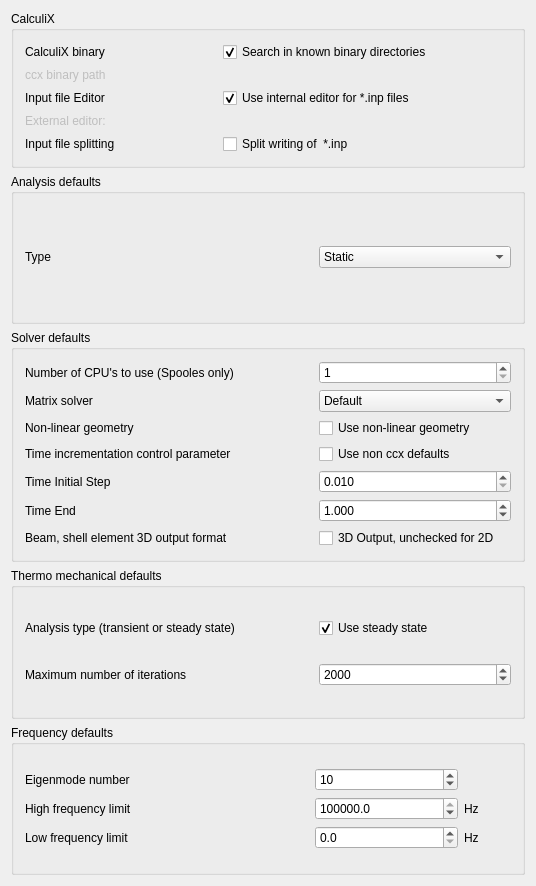
The window that src/Mod/Fem/Gui/DlgSettingsFemCcx.ui (southseact-3d/fcd) describes before a commit, drawn with Qt 5.
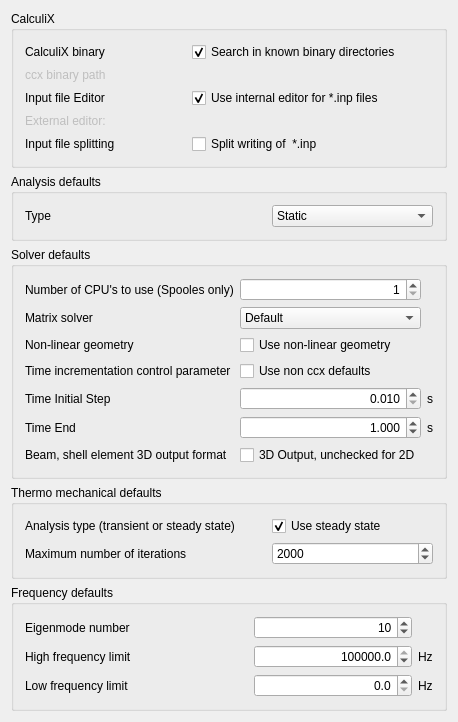
The same window after the commit. Icons and pictures are not drawn. Custom widgets are drawn as their Qt base class.

Commit message:
[FEM] add missing preferences settings
- since 0.19 we support to check meshes
- since 0.20 we support buckling

- also revise dialog to get rid of arbitrary limits etc.

Diff of the .ui file:
```diff
--- a/src/Mod/Fem/Gui/DlgSettingsFemCcx.ui
+++ b/src/Mod/Fem/Gui/DlgSettingsFemCcx.ui
@@ -6,16 +6,14 @@
    <rect>
     <x>0</x>
     <y>0</y>
-    <width>536</width>
-    <height>886</height>
+    <width>425</width>
+    <height>622</height>
    </rect>
   </property>
   <property name="windowTitle">
    <string>CalculiX</string>
   </property>
-  <layout class="QGridLayout" name="gridLayout_4">
-   <item row="0" column="0">
-    <layout class="QVBoxLayout" name="verticalLayout">
+  <layout class="QVBoxLayout" name="verticalLayout_2">
      <item>
       <widget class="QGroupBox" name="gb_01_ccx_param">
        <property name="sizePolicy">
@@ -271,15 +269,8 @@
        </property>
        <layout class="QHBoxLayout" name="horizontalLayout_1">
         <item>
-         <layout class="QGridLayout" name="gl_solver" columnstretch="3,2">
-          <item row="4" column="0">
-           <widget class="QLabel" name="l_use_iterations_param">
-            <property name="text">
-             <string>Time incrementation control parameter</string>
-            </property>
-           </widget>
-          </item>
-          <item row="4" column="1">
+       <layout class="QGridLayout" name="gl_solver" columnstretch="3,2,0,0">
+        <item row="4" column="2">
            <widget class="Gui::PrefCheckBox" name="cb_use_iterations_param">
             <property name="text">
              <string>Use non ccx defaults</string>
@@ -295,7 +286,60 @@
             </property>
            </widget>
           </item>
-          <item row="2" column="1">
+        <item row="2" column="0">
+         <widget class="QLabel" name="l_non_lin_geom">
+          <property name="text">
+           <string>Non-linear geometry</string>
+          </property>
+         </widget>
+        </item>
+        <item row="5" column="2">
+         <widget class="Gui::PrefDoubleSpinBox" name="dsb_ccx_initial_time_step">
+          <property name="alignment">
+           <set>Qt::AlignRight|Qt::AlignTrailing|Qt::AlignVCenter</set>
+          </property>
+          <property name="decimals">
+           <number>3</number>
+          </property>
+          <property name="minimum">
+           <double>0.010000000000000</double>
+          </property>
+          <property name="singleStep">
+           <double>0.010000000000000</double>
+          </property>
+          <property name="value">
+           <double>0.010000000000000</double>
+          </property>
+          <property name="prefEntry" stdset="0">
+           <cstring>AnalysisTimeInitialStep</cstring>
+          </property>
+          <property name="prefPath" stdset="0">
+           <cstring>Mod/Fem/Ccx</cstring>
+          </property>
+         </widget>
+        </item>
+        <item row="7" column="0">
+         <widget class="QLabel" name="l_BeamShellOutput">
+          <property name="text">
+           <string>Beam, shell element 3D output format </string>
+          </property>
+         </widget>
+        </item>
+        <item row="6" column="0">
+         <widget class="QLabel" name="l_ccx_analysis_time">
+          <property name="text">
+           <string>Time End</string>
+          </property>
+         </widget>
+        </item>
+        <item row="5" column="3">
+         <widget class="QLabel" name="l_hz_3">
+          <property name="text">
+           <string>s</string>
+          </property>
+         </widget>
+        </item>
+        <item row="2" column="2">
            <widget class="Gui::PrefCheckBox" name="cb_ccx_non_lin_geom">
             <property name="text">
              <string>Use non-linear geometry</string>
@@ -311,31 +355,69 @@
             </property>
            </widget>
           </item>
-          <item row="1" column="0">
-           <widget class="QLabel" name="l_solver">
-            <property name="enabled">
-             <bool>true</bool>
-            </property>
+        <item row="5" column="0">
+         <widget class="QLabel" name="l_ccx_initial_time_step">
+          <property name="text">
+           <string>Time Initial Step</string>
+          </property>
+         </widget>
+        </item>
+        <item row="7" column="2">
+         <widget class="Gui::PrefCheckBox" name="cb_BeamShellOutput">
             <property name="text">
-             <string>Matrix solver</string>
-            </property>
-           </widget>
-          </item>
-          <item row="0" column="0">
-           <widget class="QLabel" name="l_ccx_numcpu">
+           <string>3D Output, unchecked for 2D</string>
+          </property>
+          <property name="checked">
+           <bool>false</bool>
+          </property>
+          <property name="prefEntry" stdset="0">
+           <cstring>BeamShellOutput</cstring>
+          </property>
+          <property name="prefPath" stdset="0">
+           <cstring>Mod/Fem/Ccx</cstring>
+          </property>
+         </widget>
+        </item>
+        <item row="0" column="2">
+         <widget class="Gui::PrefSpinBox" name="sb_ccx_numcpu">
+          <property name="alignment">
+           <set>Qt::AlignRight|Qt::AlignTrailing|Qt::AlignVCenter</set>
+          </property>
+          <property name="minimum">
+           <number>1</number>
+          </property>
+          <property name="maximum">
+           <number>40</number>
+          </property>
+          <property name="singleStep">
+           <number>1</number>
+          </property>
+          <property name="value">
+           <number>1</number>
+          </property>
+          <property name="prefEntry" stdset="0">
+           <cstring>AnalysisNumCPUs</cstring>
+          </property>
+          <property name="prefPath" stdset="0">
+           <cstring>Mod/Fem/Ccx</cstring>
+          </property>
+         </widget>
+        </item>
+        <item row="6" column="3">
+         <widget class="QLabel" name="l_hz_4">
             <property name="text">
-             <string>Number of CPU's to use (Spooles only)</string>
+           <string>s</string>
             </property>
            </widget>
           </item>
-          <item row="2" column="0">
-           <widget class="QLabel" name="l_non_lin_geom">
+        <item row="4" column="0">
+         <widget class="QLabel" name="l_use_iterations_param">
             <property name="text">
-             <string>Non-linear geometry</string>
+           <string>Time incrementation control parameter</string>
             </property>
            </widget>
           </item>
-          <item row="1" column="1">
+        <item row="1" column="2">
            <widget class="Gui::PrefComboBox" name="cmb_solver">
             <property name="enabled">
              <bool>true</bool>
@@ -371,78 +453,34 @@
             </item>
            </widget>
           </item>
-          <item row="0" column="1">
-           <widget class="Gui::PrefSpinBox" name="sb_ccx_numcpu">
-            <property name="minimum">
-             <number>1</number>
-            </property>
-            <property name="maximum">
-             <number>40</number>
-            </property>
-            <property name="singleStep">
-             <number>1</number>
-            </property>
-            <property name="value">
-             <number>1</number>
-            </property>
-            <property name="prefEntry" stdset="0">
-             <cstring>AnalysisNumCPUs</cstring>
-            </property>
-            <property name="prefPath" stdset="0">
-             <cstring>Mod/Fem/Ccx</cstring>
-            </property>
-           </widget>
-          </item>
-          <item row="5" column="0">
-           <widget class="QLabel" name="l_ccx_initial_time_step">
+        <item row="1" column="0">
+         <widget class="QLabel" name="l_solver">
+          <property name="enabled">
+           <bool>true</bool>
+          </property>
             <property name="text">
-             <string>Time Initial Step</string>
+           <string>Matrix solver</string>
             </property>
            </widget>
           </item>
-          <item row="6" column="0">
-           <widget class="QLabel" name="l_ccx_analysis_time">
+        <item row="0" column="0">
+         <widget class="QLabel" name="l_ccx_numcpu">
             <property name="text">
-             <string>Time End</string>
+           <string>Number of CPU's to use (Spooles only)</string>
             </property>
            </widget>
           </item>
-          <item row="5" column="1">
-           <widget class="Gui::PrefDoubleSpinBox" name="dsb_ccx_initial_time_step">
-            <property name="decimals">
-             <number>3</number>
-            </property>
-            <property name="minimum">
-             <double>0.010000000000000</double>
-            </property>
-            <property name="maximum">
-             <double>99999999.000000000000000</double>
-            </property>
-            <property name="singleStep">
-             <double>0.010000000000000</double>
-            </property>
-            <property name="value">
-             <double>0.010000000000000</double>
-            </property>
-            <property name="prefEntry" stdset="0">
-             <cstring>AnalysisTimeInitialStep</cstring>
-            </property>
-            <property name="prefPath" stdset="0">
-             <cstring>Mod/Fem/Ccx</cstring>
-            </property>
-           </widget>
-          </item>
-          <item row="6" column="1">
+        <item row="6" column="2">
            <widget class="Gui::PrefDoubleSpinBox" name="dsb_ccx_analysis_time">
+          <property name="alignment">
+           <set>Qt::AlignRight|Qt::AlignTrailing|Qt::AlignVCenter</set>
+          </property>
             <property name="decimals">
              <number>3</number>
             </property>
             <property name="minimum">
              <double>0.010000000000000</double>
             </property>
-            <property name="maximum">
-             <double>99999999.000000000000000</double>
-            </property>
             <property name="singleStep">
              <double>0.010000000000000</double>
             </property>
@@ -457,28 +495,18 @@
             </property>
            </widget>
           </item>
-          <item row="7" column="1">
-           <widget class="Gui::PrefCheckBox" name="cb_BeamShellOutput">
-            <property name="text">
-             <string>3D Output, unchecked for 2D</string>
-            </property>
-            <property name="checked">
-             <bool>false</bool>
-            </property>
-            <property name="prefEntry" stdset="0">
-             <cstring>BeamShellOutput</cstring>
-            </property>
-            <property name="prefPath" stdset="0">
-             <cstring>Mod/Fem/Ccx</cstring>
-            </property>
-           </widget>
-          </item>
-          <item row="7" column="0">
-           <widget class="QLabel" name="l_BeamShellOutput">
-            <property name="text">
-             <string>Beam, shell element 3D output format </string>
-            </property>
-           </widget>
+        <item row="5" column="1">
+         <spacer name="horizontalSpacer_2">
+          <property name="orientation">
+           <enum>Qt::Horizontal</enum>
+          </property>
+          <property name="sizeHint" stdset="0">
+           <size>
+            <width>40</width>
+            <height>20</height>
+           </size>
+          </property>
+         </spacer>
           </item>
          </layout>
         </item>
@@ -555,11 +583,41 @@
        <property name="title">
         <string>Frequency defaults</string>
        </property>
-       <layout class="QGridLayout" name="gridLayout_3">
-        <item row="0" column="0">
-         <layout class="QGridLayout" name="gl_frequ" columnstretch="6,3,1">
-          <item row="1" column="1">
+     <layout class="QVBoxLayout" name="verticalLayout">
+      <item>
+       <layout class="QGridLayout" name="gl_frequ" columnstretch="6,3,1,0">
+        <item row="2" column="3">
+         <widget class="QLabel" name="l_hz_2">
+          <property name="text">
+           <string>Hz</string>
+          </property>
+         </widget>
+        </item>
+        <item row="3" column="3">
+         <widget class="QLabel" name="l_hz">
+          <property name="text">
+           <string>Hz</string>
+          </property>
+         </widget>
+        </item>
+        <item row="1" column="0">
+         <widget class="QLabel" name="l_eigenmode_number">
+          <property name="text">
+           <string>Eigenmode number</string>
+          </property>
+         </widget>
+        </item>
+        <item row="1" column="2">
            <widget class="Gui::PrefSpinBox" name="sb_eigenmode_number">
+          <property name="minimumSize">
+           <size>
+            <width>158</width>
+            <height>0</height>
+           </size>
+          </property>
+          <property name="alignment">
+           <set>Qt::AlignRight|Qt::AlignTrailing|Qt::AlignVCenter</set>
+          </property>
             <property name="maximum">
              <number>100</number>
             </property>
@@ -574,22 +632,51 @@
             </property>
            </widget>
           </item>
-          <item row="1" column="0">
-           <widget class="QLabel" name="l_eigenmode_number">
-            <property name="text">
-             <string>Eigenmode number</string>
-            </property>
-           </widget>
-          </item>
-          <item row="2" column="0">
-           <widget class="QLabel" name="l_eigenmode_high_limit">
-            <property name="text">
-             <string>High frequency limit</string>
-            </property>
-           </widget>
-          </item>
-          <item row="2" column="1">
+        <item row="3" column="2">
+         <widget class="Gui::PrefDoubleSpinBox" name="dsb_eigenmode_low_limit">
+          <property name="minimumSize">
+           <size>
+            <width>158</width>
+            <height>0</height>
+           </size>
+          </property>
+          <property name="alignment">
+           <set>Qt::AlignRight|Qt::AlignTrailing|Qt::AlignVCenter</set>
+          </property>
+          <property name="decimals">
+           <number>1</number>
+          </property>
+          <property name="minimum">
+           <double>0.000000000000000</double>
+          </property>
+          <property name="maximum">
+           <double>1000000.000000000000000</double>
+          </property>
+          <property name="singleStep">
+           <double>10000.000000000000000</double>
+          </property>
+          <property name="value">
+           <double>0.000000000000000</double>
+          </property>
+          <property name="prefEntry" stdset="0">
+           <cstring>EigenmodeLowLimit</cstring>
+          </property>
+          <property name="prefPath" stdset="0">
+           <cstring>Mod/Fem/Ccx</cstring>
+          </property>
+         </widget>
+        </item>
+        <item row="2" column="2">
            <widget class="Gui::PrefDoubleSpinBox" name="dsb_eigenmode_high_limit">
+          <property name="minimumSize">
+           <size>
+            <width>158</width>
+            <height>0</height>
+           </size>
+          </property>
+          <property name="alignment">
+           <set>Qt::AlignRight|Qt::AlignTrailing|Qt::AlignVCenter</set>
+          </property>
             <property name="decimals">
              <number>1</number>
             </property>
@@ -617,51 +704,30 @@
             </property>
            </widget>
           </item>
-          <item row="3" column="1">
-           <widget class="Gui::PrefDoubleSpinBox" name="dsb_eigenmode_low_limit">
-            <property name="decimals">
-             <number>1</number>
-            </property>
-            <property name="minimum">
-             <double>0.000000000000000</double>
-            </property>
-            <property name="maximum">
-             <double>1000000.000000000000000</double>
-            </property>
-            <property name="singleStep">
-             <double>10000.000000000000000</double>
-            </property>
-            <property name="value">
-             <double>0.000000000000000</double>
-            </property>
-            <property name="prefEntry" stdset="0">
-             <cstring>EigenmodeLowLimit</cstring>
-            </property>
-            <property name="prefPath" stdset="0">
-             <cstring>Mod/Fem/Ccx</cstring>
-            </property>
-           </widget>
-          </item>
-          <item row="2" column="2">
-           <widget class="QLabel" name="l_hz_2">
+        <item row="2" column="0">
+         <widget class="QLabel" name="l_eigenmode_high_limit">
             <property name="text">
-             <string>Hz</string>
+           <string>High frequency limit</string>
             </property>
            </widget>
           </item>
-          <item row="3" column="2">
-           <widget class="QLabel" name="l_hz">
-            <property name="text">
-             <string>Hz</string>
-            </property>
-           </widget>
+        <item row="1" column="1">
+         <spacer name="horizontalSpacer">
+          <property name="orientation">
+           <enum>Qt::Horizontal</enum>
+          </property>
+          <property name="sizeHint" stdset="0">
+           <size>
+            <width>40</width>
+            <height>20</height>
+           </size>
+          </property>
+         </spacer>
           </item>
          </layout>
         </item>
        </layout>
       </widget>
-     </item>
-    </layout>
    </item>
   </layout>
  </widget>
```
Left out of the diff: 22 changed lines with no effect on the pictures. Lines whose indentation alone changed are shown as unchanged. The commit also changes 4 other files.
